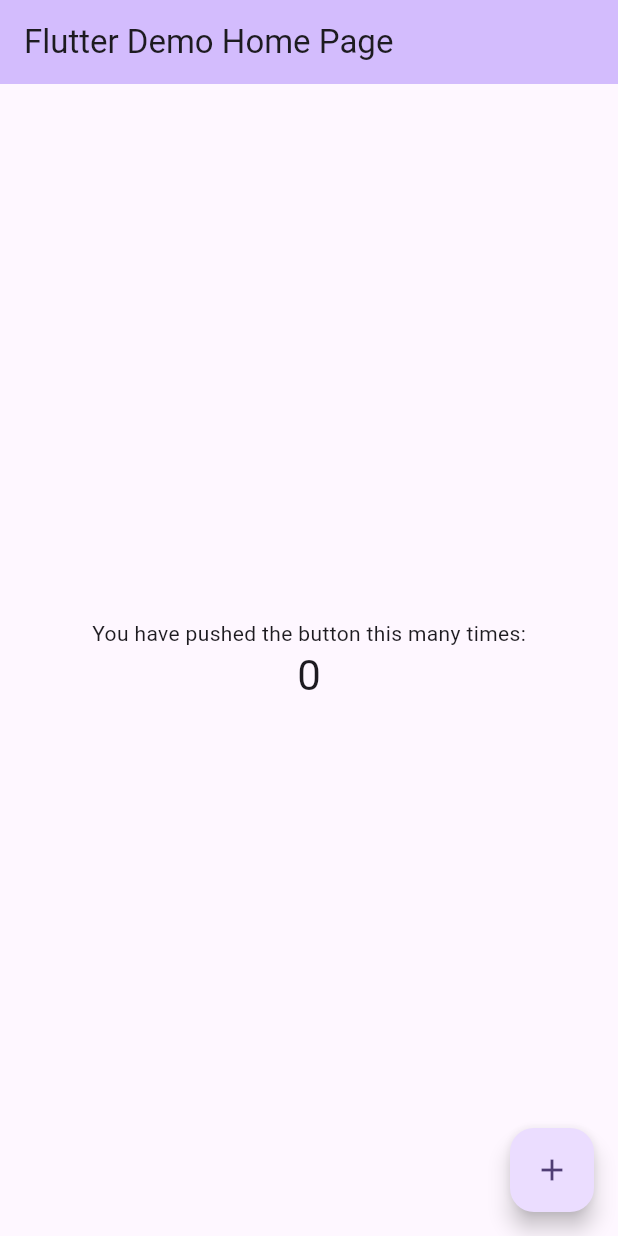
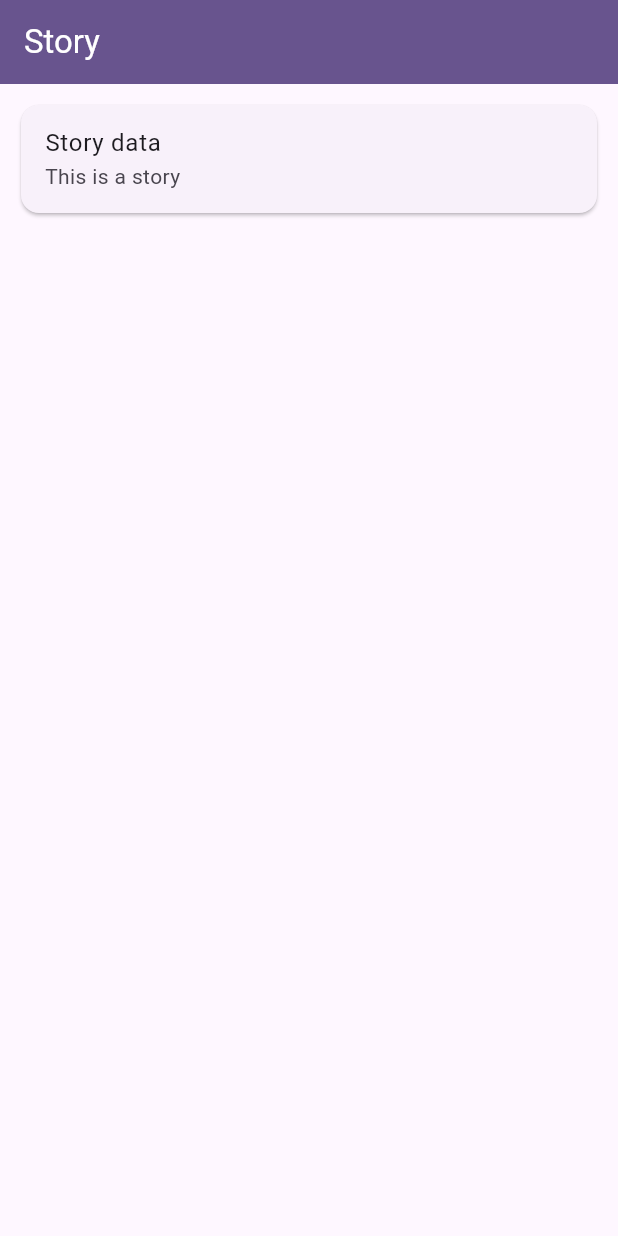
Before and after one commit to rizrmdhn/story_app, a Flutter app: the screen it shows after launch, on a phone screen of 412 x 824 dp. Run offline on Flutter 3.47's test engine with Material 2 defaults, Android fonts, the phone set to English and light mode, and no system bars.

Commit message:
add screens and components

```diff
--- /dev/null
+++ b/lib/components/story_card.dart
@@ -0,0 +1,23 @@
+import 'package:flutter/material.dart';
+
+class StoryCard extends StatelessWidget {
+  const StoryCard({Key? key}) : super(key: key);
+
+  @override
+  Widget build(BuildContext context) {
+    return Card(
+      child: InkWell(
+        // make the card clickable
+        onTap: () {},
+        child: const Column(
+          children: [
+            ListTile(
+              title: Text('Story data'),
+              subtitle: Text('This is a story'),
+            ),
+          ],
+        ),
+      ),
+    );
+  }
+}
--- a/lib/main.dart
+++ b/lib/main.dart
@@ -1,4 +1,6 @@
 import 'package:flutter/material.dart';
+
+import 'package:story_app/screens/story_screen.dart';
 
 void main() {
   runApp(const MyApp());
@@ -31,95 +33,6 @@ class MyApp extends StatelessWidget {
           colorScheme: ColorScheme.fromSeed(seedColor: Colors.deepPurple),
           useMaterial3: true,
         ),
-      home: const MyHomePage(title: 'Flutter Demo Home Page'),
-    );
+        home: const StoryScreen());
   }
 }
-
-class MyHomePage extends StatefulWidget {
-  const MyHomePage({super.key, required this.title});
-
-  // This widget is the home page of your application. It is stateful, meaning
-  // that it has a State object (defined below) that contains fields that affect
-  // how it looks.
-
-  // This class is the configuration for the state. It holds the values (in this
-  // case the title) provided by the parent (in this case the App widget) and
-  // used by the build method of the State. Fields in a Widget subclass are
-  // always marked "final".
-
-  final String title;
-
-  @override
-  State<MyHomePage> createState() => _MyHomePageState();
-}
-
-class _MyHomePageState extends State<MyHomePage> {
-  int _counter = 0;
-
-  void _incrementCounter() {
-    setState(() {
-      // This call to setState tells the Flutter framework that something has
-      // changed in this State, which causes it to rerun the build method below
-      // so that the display can reflect the updated values. If we changed
-      // _counter without calling setState(), then the build method would not be
-      // called again, and so nothing would appear to happen.
-      _counter++;
-    });
-  }
-
-  @override
-  Widget build(BuildContext context) {
-    // This method is rerun every time setState is called, for instance as done
-    // by the _incrementCounter method above.
-    //
-    // The Flutter framework has been optimized to make rerunning build methods
-    // fast, so that you can just rebuild anything that needs updating rather
-    // than having to individually change instances of widgets.
-    return Scaffold(
-      appBar: AppBar(
-        // TRY THIS: Try changing the color here to a specific color (to
-        // Colors.amber, perhaps?) and trigger a hot reload to see the AppBar
-        // change color while the other colors stay the same.
-        backgroundColor: Theme.of(context).colorScheme.inversePrimary,
-        // Here we take the value from the MyHomePage object that was created by
-        // the App.build method, and use it to set our appbar title.
-        title: Text(widget.title),
-      ),
-      body: Center(
-        // Center is a layout widget. It takes a single child and positions it
-        // in the middle of the parent.
-        child: Column(
-          // Column is also a layout widget. It takes a list of children and
-          // arranges them vertically. By default, it sizes itself to fit its
-          // children horizontally, and tries to be as tall as its parent.
-          //
-          // Column has various properties to control how it sizes itself and
-          // how it positions its children. Here we use mainAxisAlignment to
-          // center the children vertically; the main axis here is the vertical
-          // axis because Columns are vertical (the cross axis would be
-          // horizontal).
-          //
-          // TRY THIS: Invoke "debug painting" (choose the "Toggle Debug Paint"
-          // action in the IDE, or press "p" in the console), to see the
-          // wireframe for each widget.
-          mainAxisAlignment: MainAxisAlignment.center,
-          children: <Widget>[
-            const Text(
-              'You have pushed the button this many times:',
-            ),
-            Text(
-              '$_counter',
-              style: Theme.of(context).textTheme.headlineMedium,
-            ),
-          ],
-        ),
-      ),
-      floatingActionButton: FloatingActionButton(
-        onPressed: _incrementCounter,
-        tooltip: 'Increment',
-        child: const Icon(Icons.add),
-      ), // This trailing comma makes auto-formatting nicer for build methods.
-    );
-  }
-}
--- /dev/null
+++ b/lib/screens/story_screen.dart
@@ -0,0 +1,34 @@
+import 'package:flutter/material.dart';
+import 'package:story_app/components/story_card.dart';
+
+class StoryScreen extends StatelessWidget {
+  const StoryScreen({Key? key}) : super(key: key);
+
+  static const String routeName = '/story';
+
+  @override
+  Widget build(BuildContext context) {
+    return Scaffold(
+      appBar: AppBar(
+        backgroundColor: Theme.of(context).colorScheme.primary,
+        title: const Text(
+          'Story',
+          style: TextStyle(color: Colors.white),
+        ),
+      ),
+      body: const Flex(
+        direction: Axis.vertical,
+        children: [
+          Expanded(
+            child: SingleChildScrollView(
+              child: Padding(
+                padding: EdgeInsets.all(10.0),
+                child: StoryCard(),
+              ),
+            ),
+          ),
+        ],
+      ),
+    );
+  }
+}
```
Also changed, not shown: lib/screens/add_story_screen.dart (added, +142 -0 lines), lib/screens/login_screen.dart (added, +193 -0 lines), lib/screens/register_screen.dart (added, +209 -0 lines). Lines whose indentation alone changed are shown as unchanged.
